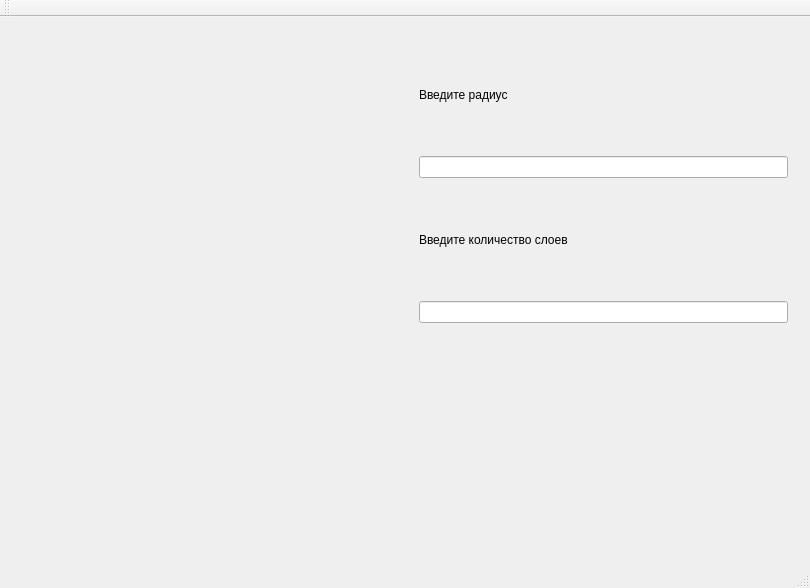
Old version of the form ComputerGraphics/mainwindow.ui in the repository ilmb/Computer-Graphics.
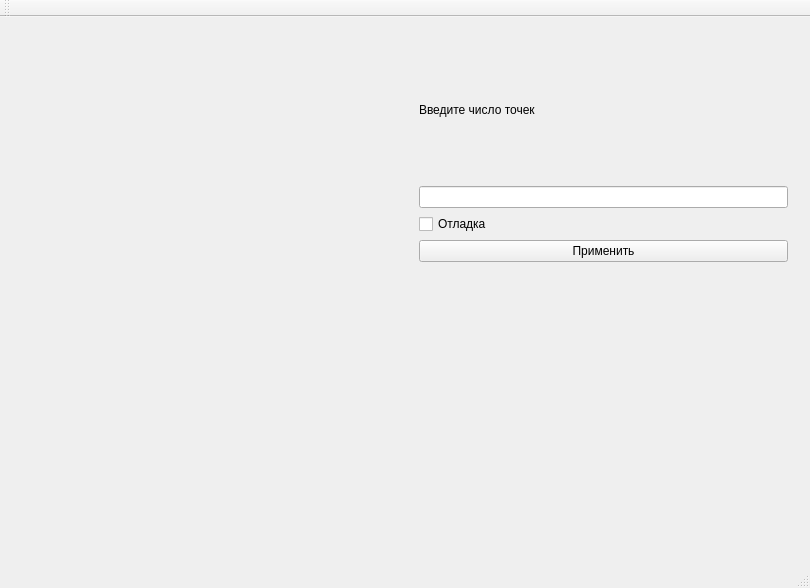
New version of the form. Custom widgets are drawn as their Qt base class.

Diff of the .ui file:
```diff
--- a/ComputerGraphics/mainwindow.ui
+++ b/ComputerGraphics/mainwindow.ui
@@ -40,20 +40,14 @@
        <enum>QFrame::Raised</enum>
       </property>
       <layout class="QGridLayout" name="gridLayout">
-       <item row="2" column="0">
-        <widget class="QLabel" name="label_2">
-         <property name="text">
-          <string>Введите количество слоев</string>
-         </property>
-        </widget>
-       </item>
        <item row="3" column="0">
-        <widget class="QLineEdit" name="countLineEdit"/>
+        <widget class="QPushButton" name="pushButton">
+         <property name="text">
+          <string>Применить</string>
+         </property>
+        </widget>
        </item>
-       <item row="1" column="0">
-        <widget class="QLineEdit" name="radiusLineEdit"/>
-       </item>
-       <item row="5" column="0" rowspan="2">
+       <item row="4" column="0" rowspan="2">
         <spacer name="verticalSpacer">
          <property name="orientation">
           <enum>Qt::Vertical</enum>
@@ -66,10 +60,20 @@
          </property>
         </spacer>
        </item>
+       <item row="1" column="0">
+        <widget class="QLineEdit" name="lineEdit"/>
+       </item>
        <item row="0" column="0">
         <widget class="QLabel" name="label">
          <property name="text">
-          <string>Введите радиус</string>
+          <string>Введите число точек</string>
+         </property>
+        </widget>
+       </item>
+       <item row="2" column="0">
+        <widget class="QCheckBox" name="checkBox">
+         <property name="text">
+          <string>Отладка</string>
          </property>
         </widget>
        </item>
```
Left out of the diff: 2 changed lines with no effect on the pictures.
